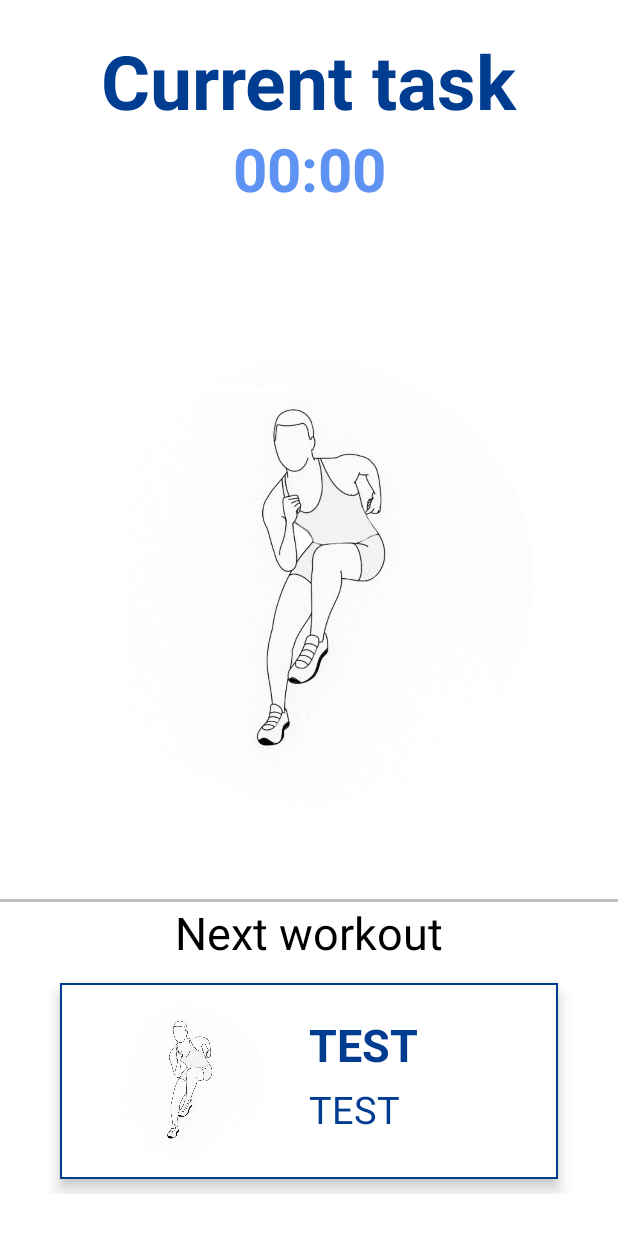
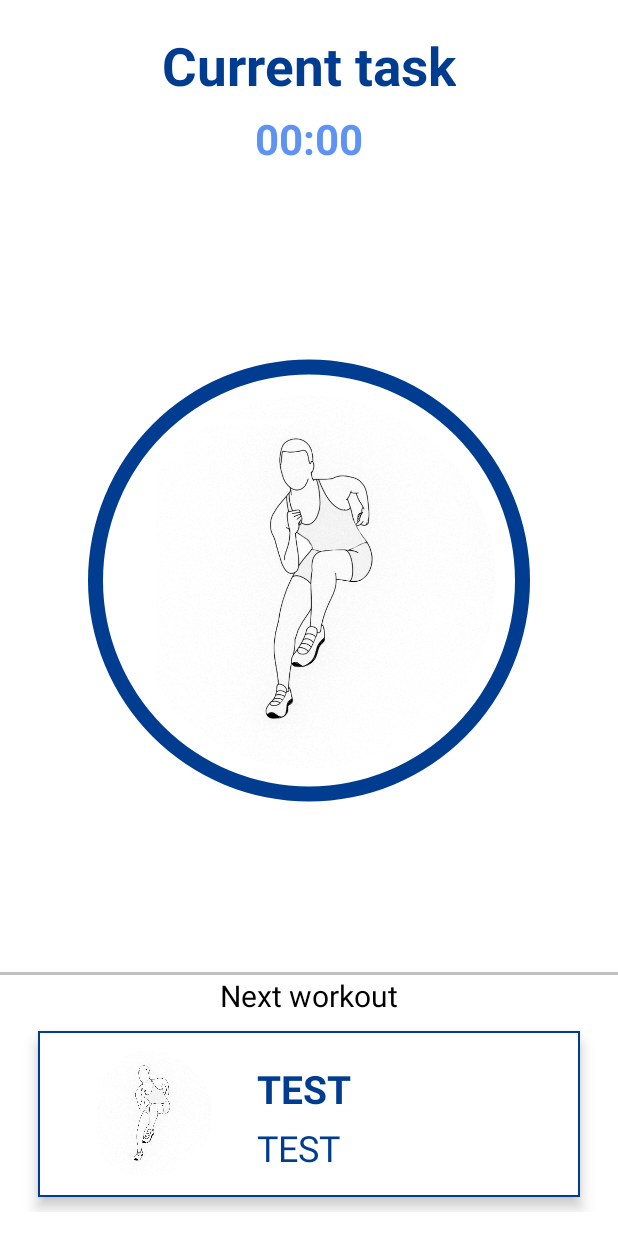
Before and after one commit to zeletrik/body-transform-android, an Android app: the WorkoutFragment screen opened directly, with no data from a screen before it, on a phone screen of 412 x 824 dp. Run offline under Robolectric (Android 15) with nearby library versions, the phone set to English and light mode, and no system bars; 3 statements that could not run were skipped.

Commit message:
Design optimalization

```diff
--- a/app/src/main/res/layout/activity_main.xml
+++ b/app/src/main/res/layout/activity_main.xml
@@ -37,14 +37,14 @@
 
         <android.support.design.widget.FloatingActionButton
             android:id="@+id/fab"
-            android:layout_width="60dp"
-            android:layout_height="60dp"
+            android:layout_width="55dp"
+            android:layout_height="55dp"
             android:layout_above="@+id/bottom_navigation"
             android:layout_alignEnd="@+id/bottom_navigation"
             android:layout_gravity="bottom|end"
             android:layout_marginStart="20dp"
             android:layout_marginTop="20dp"
-            android:layout_marginEnd="7dp"
+            android:layout_marginEnd="16dp"
             android:layout_marginBottom="13dp"
             android:backgroundTint="@color/colorPrimaryDark"
             android:elevation="12dp"
--- a/app/src/main/res/layout/fragment_exercises.xml
+++ b/app/src/main/res/layout/fragment_exercises.xml
@@ -14,7 +14,7 @@
         android:layout_marginEnd="18dp"
         android:layout_marginBottom="12dp"
         android:text="Exercises"
-        android:textSize="42sp" />
+        android:textSize="36sp" />
 
     <android.support.v7.widget.RecyclerView
         android:id="@+id/exerciseList"
--- a/app/src/main/res/layout/fragment_workout.xml
+++ b/app/src/main/res/layout/fragment_workout.xml
@@ -18,7 +18,6 @@
         tools:layout_editor_absoluteX="0dp"
         tools:layout_editor_absoluteY="63dp">
 
-
         <TextView
             android:id="@+id/currentExercise"
             android:layout_width="wrap_content"
@@ -27,7 +26,7 @@
             android:text="Current task"
             android:textStyle="bold"
             android:textColor="@color/colorPrimaryDark"
-            android:textSize="50sp" />
+            android:textSize="35sp" />
 
         <TextView
             android:id="@+id/txtProgress"
@@ -40,7 +39,7 @@
             android:paddingTop="50dp"
             android:text="00:00"
             android:textColor="@color/colorPrimaryLight"
-            android:textSize="40sp"
+            android:textSize="28sp"
             android:textStyle="bold"
             android:translationZ="@android:dimen/app_icon_size"
             app:layout_anchor="@id/currentExercise"
@@ -62,7 +61,7 @@
         <ImageView
             android:id="@+id/exerciseImage"
             android:layout_width="wrap_content"
-            android:layout_height="300dp"
+            android:layout_height="250dp"
             android:layout_alignBottom="@+id/progressBar"
             android:layout_centerHorizontal="true"
             android:layout_gravity="center"
@@ -77,7 +76,7 @@
             android:layout_width="match_parent"
             android:layout_height="wrap_content"
             android:paddingTop="5dp"
-            android:layout_marginBottom="28dp"
+            android:layout_marginBottom="16dp"
             android:layout_gravity="bottom" >
 
             <View
@@ -93,15 +92,15 @@
                 android:layout_gravity="center_horizontal"
                 android:text="Next workout"
                 android:textAppearance="?android:attr/textAllCaps"
-                android:textSize="30sp"/>
+                android:textSize="20sp"/>
 
             <LinearLayout xmlns:android="http://schemas.android.com/apk/res/android"
                 android:layout_width="fill_parent"
                 android:layout_height="wrap_content"
                 android:clipToPadding="false"
-                android:paddingLeft="40dp"
-                android:paddingTop="13dp"
-                android:paddingRight="40dp"
+                android:paddingLeft="25dp"
+                android:paddingRight="25dp"
+                android:paddingTop="10dp"
                 android:paddingBottom="10dp">
 
                 <RelativeLayout
@@ -117,11 +116,11 @@
 
                     <ImageView
                         android:id="@+id/pic"
-                        android:layout_width="120dp"
-                        android:layout_height="120dp"
+                        android:layout_width="100dp"
+                        android:layout_height="100dp"
                         android:layout_centerVertical="true"
                         android:src="@drawable/wo_heisman"
-                        android:paddingStart="15dp" />
+                        android:paddingStart="15dp"/>
 
                     <TextView
                         android:id="@+id/nextExercise"
@@ -129,10 +128,10 @@
                         android:layout_height="wrap_content"
                         android:layout_marginStart="30dp"
                         android:layout_marginTop="15dp"
-                        android:layout_toRightOf="@+id/pic"
+                        android:layout_toEndOf="@+id/pic"
                         android:textColor="@color/colorPrimaryDark"
                         android:text="TEST"
-                        android:textSize="30dp"
+                        android:textSize="26sp"
                         android:textStyle="bold" />
 
                     <TextView
@@ -142,10 +141,10 @@
                         android:layout_below="@+id/nextExercise"
                         android:layout_marginStart="30dp"
                         android:layout_marginTop="5dp"
-                        android:layout_toRightOf="@+id/pic"
+                        android:layout_toEndOf="@+id/pic"
                         android:textColor="@color/colorPrimaryDark"
                         android:text="TEST"
-                        android:textSize="25dp" />
+                        android:textSize="24sp" />
                 </RelativeLayout>
             </LinearLayout>
 
```
Also changed, not shown: app/src/main/res/layout/activity_exercises_details.xml (+19 -13 lines), app/src/main/res/layout/exercises_row.xml (+5 -5 lines).
